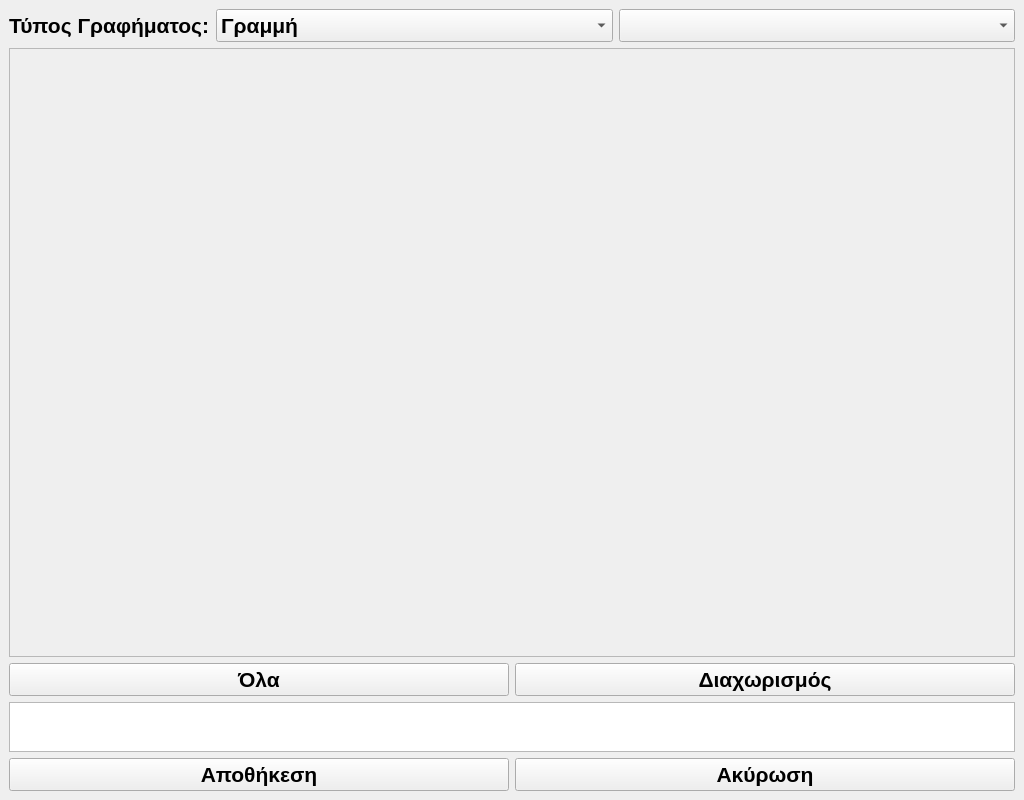
Above: chartcreator.ui from BitzasDimitris/PhaRecords before the change. Below: the same form after it.
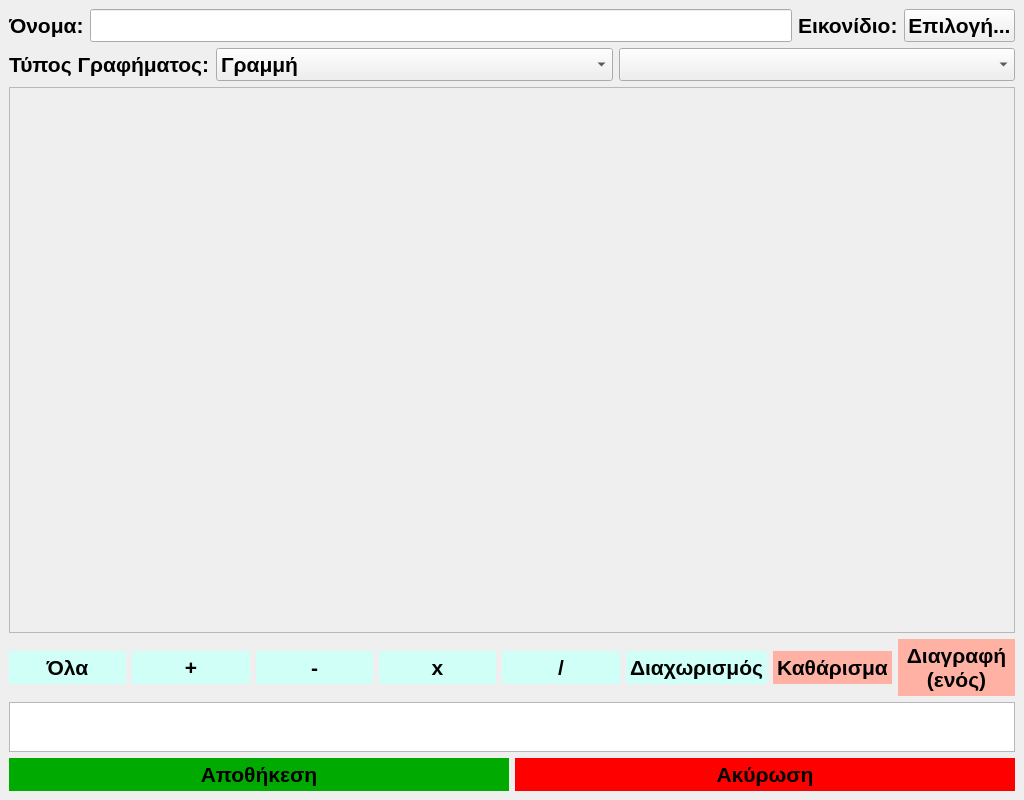
That is the form after the change.

Patch:
```diff
--- a/chartcreator.ui
+++ b/chartcreator.ui
@@ -26,6 +26,34 @@
   </property>
   <widget class="QWidget" name="centralwidget">
    <layout class="QVBoxLayout" name="verticalLayout">
+    <item>
+     <layout class="QHBoxLayout" name="horizontalLayout_4">
+      <item>
+       <widget class="QLabel" name="label_2">
+        <property name="text">
+         <string>Όνομα:</string>
+        </property>
+       </widget>
+      </item>
+      <item>
+       <widget class="QLineEdit" name="nameText"/>
+      </item>
+      <item>
+       <widget class="QLabel" name="label_3">
+        <property name="text">
+         <string>Εικονίδιο:</string>
+        </property>
+       </widget>
+      </item>
+      <item>
+       <widget class="QPushButton" name="iconChooseButton">
+        <property name="text">
+         <string>Επιλογή...</string>
+        </property>
+       </widget>
+      </item>
+     </layout>
+    </item>
     <item>
      <layout class="QHBoxLayout" name="horizontalLayout">
       <item>
@@ -88,19 +116,973 @@
      </widget>
     </item>
     <item>
-     <layout class="QHBoxLayout" name="labelsContainer">
-      <item>
+     <layout class="QGridLayout" name="labelsContainer">
+      <item row="0" column="1">
+       <widget class="QPushButton" name="addButton">
+        <property name="palette">
+         <palette>
+          <active>
+           <colorrole role="WindowText">
+            <brush brushstyle="SolidPattern">
+             <color alpha="255">
+              <red>0</red>
+              <green>0</green>
+              <blue>0</blue>
+             </color>
+            </brush>
+           </colorrole>
+           <colorrole role="Button">
+            <brush brushstyle="SolidPattern">
+             <color alpha="255">
+              <red>207</red>
+              <green>255</green>
+              <blue>246</blue>
+             </color>
+            </brush>
+           </colorrole>
+           <colorrole role="Text">
+            <brush brushstyle="SolidPattern">
+             <color alpha="255">
+              <red>0</red>
+              <green>0</green>
+              <blue>0</blue>
+             </color>
+            </brush>
+           </colorrole>
+           <colorrole role="ButtonText">
+            <brush brushstyle="SolidPattern">
+             <color alpha="255">
+              <red>0</red>
+              <green>0</green>
+              <blue>0</blue>
+             </color>
+            </brush>
+           </colorrole>
+          </active>
+          <inactive>
+           <colorrole role="WindowText">
+            <brush brushstyle="SolidPattern">
+             <color alpha="255">
+              <red>0</red>
+              <green>0</green>
+              <blue>0</blue>
+             </color>
+            </brush>
+           </colorrole>
+           <colorrole role="Button">
+            <brush brushstyle="SolidPattern">
+             <color alpha="255">
+              <red>207</red>
+              <green>255</green>
+              <blue>246</blue>
+             </color>
+            </brush>
+           </colorrole>
+           <colorrole role="Text">
+            <brush brushstyle="SolidPattern">
+             <color alpha="255">
+              <red>0</red>
+              <green>0</green>
+              <blue>0</blue>
+             </color>
+            </brush>
+           </colorrole>
+           <colorrole role="ButtonText">
+            <brush brushstyle="SolidPattern">
+             <color alpha="255">
+              <red>0</red>
+              <green>0</green>
+              <blue>0</blue>
+             </color>
+            </brush>
+           </colorrole>
+          </inactive>
+          <disabled>
+           <colorrole role="WindowText">
+            <brush brushstyle="SolidPattern">
+             <color alpha="127">
+              <red>255</red>
+              <green>255</green>
+              <blue>255</blue>
+             </color>
+            </brush>
+           </colorrole>
+           <colorrole role="Button">
+            <brush brushstyle="SolidPattern">
+             <color alpha="255">
+              <red>207</red>
+              <green>255</green>
+              <blue>246</blue>
+             </color>
+            </brush>
+           </colorrole>
+           <colorrole role="Text">
+            <brush brushstyle="SolidPattern">
+             <color alpha="127">
+              <red>255</red>
+              <green>255</green>
+              <blue>255</blue>
+             </color>
+            </brush>
+           </colorrole>
+           <colorrole role="ButtonText">
+            <brush brushstyle="SolidPattern">
+             <color alpha="127">
+              <red>255</red>
+              <green>255</green>
+              <blue>255</blue>
+             </color>
+            </brush>
+           </colorrole>
+          </disabled>
+         </palette>
+        </property>
+        <property name="autoFillBackground">
+         <bool>true</bool>
+        </property>
+        <property name="text">
+         <string>+</string>
+        </property>
+        <property name="flat">
+         <bool>true</bool>
+        </property>
+       </widget>
+      </item>
+      <item row="0" column="4">
+       <widget class="QPushButton" name="divideButton">
+        <property name="palette">
+         <palette>
+          <active>
+           <colorrole role="WindowText">
+            <brush brushstyle="SolidPattern">
+             <color alpha="255">
+              <red>0</red>
+              <green>0</green>
+              <blue>0</blue>
+             </color>
+            </brush>
+           </colorrole>
+           <colorrole role="Button">
+            <brush brushstyle="SolidPattern">
+             <color alpha="255">
+              <red>207</red>
+              <green>255</green>
+              <blue>246</blue>
+             </color>
+            </brush>
+           </colorrole>
+           <colorrole role="Text">
+            <brush brushstyle="SolidPattern">
+             <color alpha="255">
+              <red>0</red>
+              <green>0</green>
+              <blue>0</blue>
+             </color>
+            </brush>
+           </colorrole>
+           <colorrole role="ButtonText">
+            <brush brushstyle="SolidPattern">
+             <color alpha="255">
+              <red>0</red>
+              <green>0</green>
+              <blue>0</blue>
+             </color>
+            </brush>
+           </colorrole>
+          </active>
+          <inactive>
+           <colorrole role="WindowText">
+            <brush brushstyle="SolidPattern">
+             <color alpha="255">
+              <red>0</red>
+              <green>0</green>
+              <blue>0</blue>
+             </color>
+            </brush>
+           </colorrole>
+           <colorrole role="Button">
+            <brush brushstyle="SolidPattern">
+             <color alpha="255">
+              <red>207</red>
+              <green>255</green>
+              <blue>246</blue>
+             </color>
+            </brush>
+           </colorrole>
+           <colorrole role="Text">
+            <brush brushstyle="SolidPattern">
+             <color alpha="255">
+              <red>0</red>
+              <green>0</green>
+              <blue>0</blue>
+             </color>
+            </brush>
+           </colorrole>
+           <colorrole role="ButtonText">
+            <brush brushstyle="SolidPattern">
+             <color alpha="255">
+              <red>0</red>
+              <green>0</green>
+              <blue>0</blue>
+             </color>
+            </brush>
+           </colorrole>
+          </inactive>
+          <disabled>
+           <colorrole role="WindowText">
+            <brush brushstyle="SolidPattern">
+             <color alpha="127">
+              <red>255</red>
+              <green>255</green>
+              <blue>255</blue>
+             </color>
+            </brush>
+           </colorrole>
+           <colorrole role="Button">
+            <brush brushstyle="SolidPattern">
+             <color alpha="255">
+              <red>207</red>
+              <green>255</green>
+              <blue>246</blue>
+             </color>
+            </brush>
+           </colorrole>
+           <colorrole role="Text">
+            <brush brushstyle="SolidPattern">
+             <color alpha="127">
+              <red>255</red>
+              <green>255</green>
+              <blue>255</blue>
+             </color>
+            </brush>
+           </colorrole>
+           <colorrole role="ButtonText">
+            <brush brushstyle="SolidPattern">
+             <color alpha="127">
+              <red>255</red>
+              <green>255</green>
+              <blue>255</blue>
+             </color>
+            </brush>
+           </colorrole>
+          </disabled>
+         </palette>
+        </property>
+        <property name="autoFillBackground">
+         <bool>true</bool>
+        </property>
+        <property name="text">
+         <string>/</string>
+        </property>
+        <property name="flat">
+         <bool>true</bool>
+        </property>
+       </widget>
+      </item>
+      <item row="0" column="0">
        <widget class="QPushButton" name="allButton">
+        <property name="palette">
+         <palette>
+          <active>
+           <colorrole role="WindowText">
+            <brush brushstyle="SolidPattern">
+             <color alpha="255">
+              <red>0</red>
+              <green>0</green>
+              <blue>0</blue>
+             </color>
+            </brush>
+           </colorrole>
+           <colorrole role="Button">
+            <brush brushstyle="SolidPattern">
+             <color alpha="255">
+              <red>207</red>
+              <green>255</green>
+              <blue>246</blue>
+             </color>
+            </brush>
+           </colorrole>
+           <colorrole role="Text">
+            <brush brushstyle="SolidPattern">
+             <color alpha="255">
+              <red>0</red>
+              <green>0</green>
+              <blue>0</blue>
+             </color>
+            </brush>
+           </colorrole>
+           <colorrole role="ButtonText">
+            <brush brushstyle="SolidPattern">
+             <color alpha="255">
+              <red>0</red>
+              <green>0</green>
+              <blue>0</blue>
+             </color>
+            </brush>
+           </colorrole>
+          </active>
+          <inactive>
+           <colorrole role="WindowText">
+            <brush brushstyle="SolidPattern">
+             <color alpha="255">
+              <red>0</red>
+              <green>0</green>
+              <blue>0</blue>
+             </color>
+            </brush>
+           </colorrole>
+           <colorrole role="Button">
+            <brush brushstyle="SolidPattern">
+             <color alpha="255">
+              <red>207</red>
+              <green>255</green>
+              <blue>246</blue>
+             </color>
+            </brush>
+           </colorrole>
+           <colorrole role="Text">
+            <brush brushstyle="SolidPattern">
+             <color alpha="255">
+              <red>0</red>
+              <green>0</green>
+              <blue>0</blue>
+             </color>
+            </brush>
+           </colorrole>
+           <colorrole role="ButtonText">
+            <brush brushstyle="SolidPattern">
+             <color alpha="255">
+              <red>0</red>
+              <green>0</green>
+              <blue>0</blue>
+             </color>
+            </brush>
+           </colorrole>
+          </inactive>
+          <disabled>
+           <colorrole role="WindowText">
+            <brush brushstyle="SolidPattern">
+             <color alpha="127">
+              <red>255</red>
+              <green>255</green>
+              <blue>255</blue>
+             </color>
+            </brush>
+           </colorrole>
+           <colorrole role="Button">
+            <brush brushstyle="SolidPattern">
+             <color alpha="255">
+              <red>207</red>
+              <green>255</green>
+              <blue>246</blue>
+             </color>
+            </brush>
+           </colorrole>
+           <colorrole role="Text">
+            <brush brushstyle="SolidPattern">
+             <color alpha="127">
+              <red>255</red>
+              <green>255</green>
+              <blue>255</blue>
+             </color>
+            </brush>
+           </colorrole>
+           <colorrole role="ButtonText">
+            <brush brushstyle="SolidPattern">
+             <color alpha="127">
+              <red>255</red>
+              <green>255</green>
+              <blue>255</blue>
+             </color>
+            </brush>
+           </colorrole>
+          </disabled>
+         </palette>
+        </property>
+        <property name="autoFillBackground">
+         <bool>true</bool>
+        </property>
         <property name="text">
          <string>Όλα</string>
         </property>
+        <property name="flat">
+         <bool>true</bool>
+        </property>
        </widget>
       </item>
-      <item>
+      <item row="0" column="5">
        <widget class="QPushButton" name="delimiterButton">
+        <property name="palette">
+         <palette>
+          <active>
+           <colorrole role="WindowText">
+            <brush brushstyle="SolidPattern">
+             <color alpha="255">
+              <red>0</red>
+              <green>0</green>
+              <blue>0</blue>
+             </color>
+            </brush>
+           </colorrole>
+           <colorrole role="Button">
+            <brush brushstyle="SolidPattern">
+             <color alpha="255">
+              <red>207</red>
+              <green>255</green>
+              <blue>246</blue>
+             </color>
+            </brush>
+           </colorrole>
+           <colorrole role="Text">
+            <brush brushstyle="SolidPattern">
+             <color alpha="255">
+              <red>0</red>
+              <green>0</green>
+              <blue>0</blue>
+             </color>
+            </brush>
+           </colorrole>
+           <colorrole role="ButtonText">
+            <brush brushstyle="SolidPattern">
+             <color alpha="255">
+              <red>0</red>
+              <green>0</green>
+              <blue>0</blue>
+             </color>
+            </brush>
+           </colorrole>
+          </active>
+          <inactive>
+           <colorrole role="WindowText">
+            <brush brushstyle="SolidPattern">
+             <color alpha="255">
+              <red>0</red>
+              <green>0</green>
+              <blue>0</blue>
+             </color>
+            </brush>
+           </colorrole>
+           <colorrole role="Button">
+            <brush brushstyle="SolidPattern">
+             <color alpha="255">
+              <red>207</red>
+              <green>255</green>
+              <blue>246</blue>
+             </color>
+            </brush>
+           </colorrole>
+           <colorrole role="Text">
+            <brush brushstyle="SolidPattern">
+             <color alpha="255">
+              <red>0</red>
+              <green>0</green>
+              <blue>0</blue>
+             </color>
+            </brush>
+           </colorrole>
+           <colorrole role="ButtonText">
+            <brush brushstyle="SolidPattern">
+             <color alpha="255">
+              <red>0</red>
+              <green>0</green>
+              <blue>0</blue>
+             </color>
+            </brush>
+           </colorrole>
+          </inactive>
+          <disabled>
+           <colorrole role="WindowText">
+            <brush brushstyle="SolidPattern">
+             <color alpha="127">
+              <red>255</red>
+              <green>255</green>
+              <blue>255</blue>
+             </color>
+            </brush>
+           </colorrole>
+           <colorrole role="Button">
+            <brush brushstyle="SolidPattern">
+             <color alpha="255">
+              <red>207</red>
+              <green>255</green>
+              <blue>246</blue>
+             </color>
+            </brush>
+           </colorrole>
+           <colorrole role="Text">
+            <brush brushstyle="SolidPattern">
+             <color alpha="127">
+              <red>255</red>
+              <green>255</green>
+              <blue>255</blue>
+             </color>
+            </brush>
+           </colorrole>
+           <colorrole role="ButtonText">
+            <brush brushstyle="SolidPattern">
+             <color alpha="127">
+              <red>255</red>
+              <green>255</green>
+              <blue>255</blue>
+             </color>
+            </brush>
+           </colorrole>
+          </disabled>
+         </palette>
+        </property>
+        <property name="autoFillBackground">
+         <bool>true</bool>
+        </property>
         <property name="text">
          <string>Διαχωρισμός</string>
         </property>
+        <property name="flat">
+         <bool>true</bool>
+        </property>
+       </widget>
+      </item>
+      <item row="0" column="2">
+       <widget class="QPushButton" name="subtractButton">
+        <property name="palette">
+         <palette>
+          <active>
+           <colorrole role="WindowText">
+            <brush brushstyle="SolidPattern">
+             <color alpha="255">
+              <red>0</red>
+              <green>0</green>
+              <blue>0</blue>
+             </color>
+            </brush>
+           </colorrole>
+           <colorrole role="Button">
+            <brush brushstyle="SolidPattern">
+             <color alpha="255">
+              <red>207</red>
+              <green>255</green>
+              <blue>246</blue>
+             </color>
+            </brush>
+           </colorrole>
+           <colorrole role="Text">
+            <brush brushstyle="SolidPattern">
+             <color alpha="255">
+              <red>0</red>
+              <green>0</green>
+              <blue>0</blue>
+             </color>
+            </brush>
+           </colorrole>
+           <colorrole role="ButtonText">
+            <brush brushstyle="SolidPattern">
+             <color alpha="255">
+              <red>0</red>
+              <green>0</green>
+              <blue>0</blue>
+             </color>
+            </brush>
+           </colorrole>
+          </active>
+          <inactive>
+           <colorrole role="WindowText">
+            <brush brushstyle="SolidPattern">
+             <color alpha="255">
+              <red>0</red>
+              <green>0</green>
+              <blue>0</blue>
+             </color>
+            </brush>
+           </colorrole>
+           <colorrole role="Button">
+            <brush brushstyle="SolidPattern">
+             <color alpha="255">
+              <red>207</red>
+              <green>255</green>
+              <blue>246</blue>
+             </color>
+            </brush>
+           </colorrole>
+           <colorrole role="Text">
+            <brush brushstyle="SolidPattern">
+             <color alpha="255">
+              <red>0</red>
+              <green>0</green>
+              <blue>0</blue>
+             </color>
+            </brush>
+           </colorrole>
+           <colorrole role="ButtonText">
+            <brush brushstyle="SolidPattern">
+             <color alpha="255">
+              <red>0</red>
+              <green>0</green>
+              <blue>0</blue>
+             </color>
+            </brush>
+           </colorrole>
+          </inactive>
+          <disabled>
+           <colorrole role="WindowText">
+            <brush brushstyle="SolidPattern">
+             <color alpha="127">
+              <red>255</red>
+              <green>255</green>
+              <blue>255</blue>
+             </color>
+            </brush>
+           </colorrole>
+           <colorrole role="Button">
+            <brush brushstyle="SolidPattern">
+             <color alpha="255">
+              <red>207</red>
+              <green>255</green>
+              <blue>246</blue>
+             </color>
+            </brush>
+           </colorrole>
+           <colorrole role="Text">
+            <brush brushstyle="SolidPattern">
+             <color alpha="127">
+              <red>255</red>
+              <green>255</green>
+              <blue>255</blue>
+             </color>
+            </brush>
+           </colorrole>
+           <colorrole role="ButtonText">
+            <brush brushstyle="SolidPattern">
+             <color alpha="127">
+              <red>255</red>
+              <green>255</green>
+              <blue>255</blue>
+             </color>
+            </brush>
+           </colorrole>
+          </disabled>
+         </palette>
+        </property>
+        <property name="autoFillBackground">
+         <bool>true</bool>
+        </property>
+        <property name="text">
+         <string>-</string>
+        </property>
+        <property name="flat">
+         <bool>true</bool>
+        </property>
+       </widget>
+      </item>
+      <item row="0" column="3">
+       <widget class="QPushButton" name="multiplyButton">
+        <property name="palette">
+         <palette>
+          <active>
+           <colorrole role="WindowText">
+            <brush brushstyle="SolidPattern">
+             <color alpha="255">
+              <red>0</red>
+              <green>0</green>
+              <blue>0</blue>
+             </color>
+            </brush>
+           </colorrole>
+           <colorrole role="Button">
+            <brush brushstyle="SolidPattern">
+             <color alpha="255">
+              <red>207</red>
+              <green>255</green>
+              <blue>246</blue>
+             </color>
+            </brush>
+           </colorrole>
+           <colorrole role="Text">
+            <brush brushstyle="SolidPattern">
+             <color alpha="255">
+              <red>0</red>
+              <green>0</green>
+              <blue>0</blue>
+             </color>
+            </brush>
+           </colorrole>
+           <colorrole role="ButtonText">
+            <brush brushstyle="SolidPattern">
+             <color alpha="255">
+              <red>0</red>
+              <green>0</green>
+              <blue>0</blue>
+             </color>
+            </brush>
+           </colorrole>
+          </active>
+          <inactive>
+           <colorrole role="WindowText">
+            <brush brushstyle="SolidPattern">
+             <color alpha="255">
+              <red>0</red>
+              <green>0</green>
+              <blue>0</blue>
+             </color>
+            </brush>
+           </colorrole>
+           <colorrole role="Button">
+            <brush brushstyle="SolidPattern">
+             <color alpha="255">
+              <red>207</red>
+              <green>255</green>
+              <blue>246</blue>
+             </color>
+            </brush>
+           </colorrole>
+           <colorrole role="Text">
+            <brush brushstyle="SolidPattern">
+             <color alpha="255">
+              <red>0</red>
+              <green>0</green>
+              <blue>0</blue>
+             </color>
+            </brush>
+           </colorrole>
+           <colorrole role="ButtonText">
+            <brush brushstyle="SolidPattern">
+             <color alpha="255">
+              <red>0</red>
+              <green>0</green>
+              <blue>0</blue>
+             </color>
+            </brush>
+           </colorrole>
+          </inactive>
+          <disabled>
+           <colorrole role="WindowText">
+            <brush brushstyle="SolidPattern">
+             <color alpha="127">
+              <red>255</red>
+              <green>255</green>
+              <blue>255</blue>
+             </color>
+            </brush>
+           </colorrole>
+           <colorrole role="Button">
+            <brush brushstyle="SolidPattern">
+             <color alpha="255">
+              <red>207</red>
+              <green>255</green>
+              <blue>246</blue>
+             </color>
+            </brush>
+           </colorrole>
+           <colorrole role="Text">
+            <brush brushstyle="SolidPattern">
+             <color alpha="127">
+              <red>255</red>
+              <green>255</green>
+              <blue>255</blue>
+             </color>
+            </brush>
+           </colorrole>
+           <colorrole role="ButtonText">
+            <brush brushstyle="SolidPattern">
+             <color alpha="127">
+              <red>255</red>
+              <green>255</green>
+              <blue>255</blue>
+             </color>
+            </brush>
+           </colorrole>
+          </disabled>
+         </palette>
+        </property>
+        <property name="autoFillBackground">
+         <bool>true</bool>
+        </property>
+        <property name="text">
+         <string>x</string>
+        </property>
+        <property name="flat">
+         <bool>true</bool>
+        </property>
+       </widget>
+      </item>
+      <item row="0" column="6">
+       <widget class="QPushButton" name="clearButton">
+        <property name="palette">
+         <palette>
+          <active>
+           <colorrole role="Button">
+            <brush brushstyle="SolidPattern">
+             <color alpha="255">
+              <red>255</red>
+              <green>178</green>
+              <blue>164</blue>
+             </color>
+            </brush>
+           </colorrole>
+           <colorrole role="Text">
+            <brush brushstyle="SolidPattern">
+             <color alpha="255">
+              <red>0</red>
+              <green>0</green>
+              <blue>0</blue>
+             </color>
+            </brush>
+           </colorrole>
+           <colorrole role="ButtonText">
+            <brush brushstyle="SolidPattern">
+             <color alpha="255">
+              <red>0</red>
+              <green>0</green>
+              <blue>0</blue>
+             </color>
+            </brush>
+           </colorrole>
+          </active>
+          <inactive>
+           <colorrole role="Button">
+            <brush brushstyle="SolidPattern">
+             <color alpha="255">
+              <red>255</red>
+              <green>178</green>
+              <blue>164</blue>
+             </color>
+            </brush>
+           </colorrole>
+           <colorrole role="Text">
+            <brush brushstyle="SolidPattern">
+             <color alpha="255">
+              <red>0</red>
+              <green>0</green>
+              <blue>0</blue>
+             </color>
+            </brush>
+           </colorrole>
+           <colorrole role="ButtonText">
+            <brush brushstyle="SolidPattern">
+             <color alpha="255">
+              <red>0</red>
+              <green>0</green>
+              <blue>0</blue>
+             </color>
+            </brush>
+           </colorrole>
+          </inactive>
+          <disabled>
+           <colorrole role="Button">
+            <brush brushstyle="SolidPattern">
+             <color alpha="255">
+              <red>255</red>
+              <green>178</green>
+              <blue>164</blue>
+             </color>
+            </brush>
+           </colorrole>
+           <colorrole role="Text">
+            <brush brushstyle="SolidPattern">
+             <color alpha="127">
+              <red>255</red>
+              <green>255</green>
+              <blue>255</blue>
+             </color>
+            </brush>
+           </colorrole>
+           <colorrole role="ButtonText">
+            <brush brushstyle="SolidPattern">
+             <color alpha="127">
+              <red>255</red>
+              <green>255</green>
+              <blue>255</blue>
+             </color>
+            </brush>
+           </colorrole>
+          </disabled>
+         </palette>
+        </property>
+        <property name="autoFillBackground">
+         <bool>true</bool>
+        </property>
+        <property name="text">
+         <string>Καθάρισμα</string>
+        </property>
+        <property name="flat">
+         <bool>true</bool>
+        </property>
+       </widget>
+      </item>
+      <item row="0" column="7">
+       <widget class="QPushButton" name="pushButton">
+        <property name="palette">
+         <palette>
+          <active>
+           <colorrole role="Button">
+            <brush brushstyle="SolidPattern">
+             <color alpha="255">
+              <red>255</red>
+              <green>178</green>
+              <blue>164</blue>
+             </color>
+            </brush>
+           </colorrole>
+           <colorrole role="ButtonText">
+            <brush brushstyle="SolidPattern">
+             <color alpha="255">
+              <red>0</red>
+              <green>0</green>
+              <blue>0</blue>
+             </color>
+            </brush>
+           </colorrole>
+          </active>
+          <inactive>
+           <colorrole role="Button">
+            <brush brushstyle="SolidPattern">
+             <color alpha="255">
+              <red>255</red>
+              <green>178</green>
+              <blue>164</blue>
+             </color>
+            </brush>
+           </colorrole>
+           <colorrole role="ButtonText">
+            <brush brushstyle="SolidPattern">
+             <color alpha="255">
+              <red>0</red>
+              <green>0</green>
+              <blue>0</blue>
+             </color>
+            </brush>
+           </colorrole>
+          </inactive>
+          <disabled>
+           <colorrole role="Button">
+            <brush brushstyle="SolidPattern">
+             <color alpha="255">
+              <red>255</red>
+              <green>178</green>
+              <blue>164</blue>
+             </color>
+            </brush>
+           </colorrole>
+           <colorrole role="ButtonText">
+            <brush brushstyle="SolidPattern">
+             <color alpha="127">
+              <red>255</red>
+              <green>255</green>
+              <blue>255</blue>
+             </color>
+            </brush>
+           </colorrole>
+          </disabled>
+         </palette>
+        </property>
+        <property name="autoFillBackground">
+         <bool>true</bool>
+        </property>
+        <property name="text">
+         <string>Διαγραφή
+(ενός)</string>
+        </property>
+        <property name="flat">
+         <bool>true</bool>
+        </property>
        </widget>
       </item>
      </layout>
@@ -125,16 +1107,102 @@
      <layout class="QHBoxLayout" name="horizontalLayout_2">
       <item>
        <widget class="QPushButton" name="ConfirmButton">
+        <property name="palette">
+         <palette>
+          <active>
+           <colorrole role="Button">
+            <brush brushstyle="SolidPattern">
+             <color alpha="255">
+              <red>0</red>
+              <green>170</green>
+              <blue>0</blue>
+             </color>
+            </brush>
+           </colorrole>
+          </active>
+          <inactive>
+           <colorrole role="Button">
+            <brush brushstyle="SolidPattern">
+             <color alpha="255">
+              <red>0</red>
+              <green>170</green>
+              <blue>0</blue>
+             </color>
+            </brush>
+           </colorrole>
+          </inactive>
+          <disabled>
+           <colorrole role="Button">
+            <brush brushstyle="SolidPattern">
+             <color alpha="255">
+              <red>0</red>
+              <green>170</green>
+              <blue>0</blue>
+             </color>
+            </brush>
+           </colorrole>
+          </disabled>
+         </palette>
+        </property>
+        <property name="autoFillBackground">
+         <bool>true</bool>
+        </property>
         <property name="text">
          <string>Αποθήκεση</string>
         </property>
+        <property name="flat">
+         <bool>true</bool>
+        </property>
        </widget>
       </item>
       <item>
        <widget class="QPushButton" name="CancelButton">
+        <property name="palette">
+         <palette>
+          <active>
+           <colorrole role="Button">
+            <brush brushstyle="SolidPattern">
+             <color alpha="255">
+              <red>255</red>
+              <green>0</green>
+              <blue>0</blue>
+             </color>
+            </brush>
+           </colorrole>
+          </active>
+          <inactive>
+           <colorrole role="Button">
+            <brush brushstyle="SolidPattern">
+             <color alpha="255">
+              <red>255</red>
+              <green>0</green>
+              <blue>0</blue>
+             </color>
+            </brush>
+           </colorrole>
+          </inactive>
+          <disabled>
+           <colorrole role="Button">
+            <brush brushstyle="SolidPattern">
+             <color alpha="255">
+              <red>255</red>
+              <green>0</green>
+              <blue>0</blue>
+             </color>
+            </brush>
+           </colorrole>
+          </disabled>
+         </palette>
+        </property>
+        <property name="autoFillBackground">
+         <bool>true</bool>
+        </property>
         <property name="text">
          <string>Ακύρωση</string>
         </property>
+        <property name="flat">
+         <bool>true</bool>
+        </property>
        </widget>
       </item>
      </layout>
```
Left out of the diff: 37 changed lines with no effect on the pictures.
